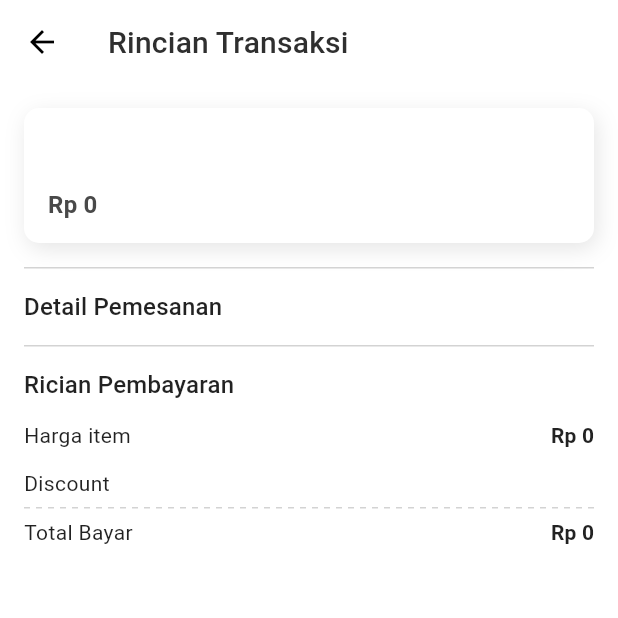
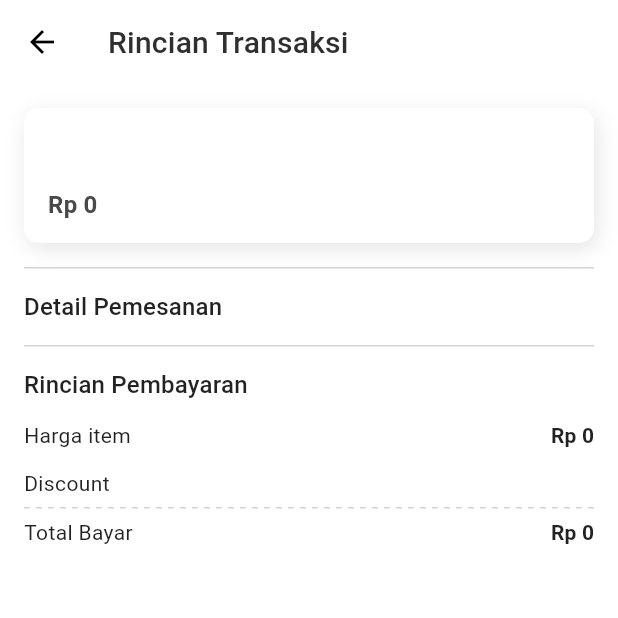
Before and after one commit to Group10CapstoneProject/Flutter, a Flutter app: the TransactionDetailScreen screen opened directly with empty values, on a phone screen of 412 x 824 dp, the top half of it. Run offline on Flutter 3.47's test engine with Material 2 defaults, Android fonts, the phone set to English and light mode, and no system bars; drawn by our look-alikes of dotted_line; our stand-ins replace date_picker_timeline, dio, dotted_border, file_picker, flutter_markdown, flutter_svg and 3 more; accounts and stored records are empty.

```diff
--- a/lib/screen/transaction/transaction_detail_screen.dart
+++ b/lib/screen/transaction/transaction_detail_screen.dart
@@ -256,7 +256,7 @@ Widget _detailOrderAndPayment(TransactionModel transactionModel){
 
 
         ///Detail Payment part
-        Text('Rician Pembayaran', style: kSubtitle1,),
+        Text('Rincian Pembayaran', style: kSubtitle1,),
         const SizedBox(height: 16,),
         Row(
           mainAxisAlignment: MainAxisAlignment.spaceBetween,
```
Also changed, not shown: lib/model/transaction_model.dart (+13 -25 lines).
